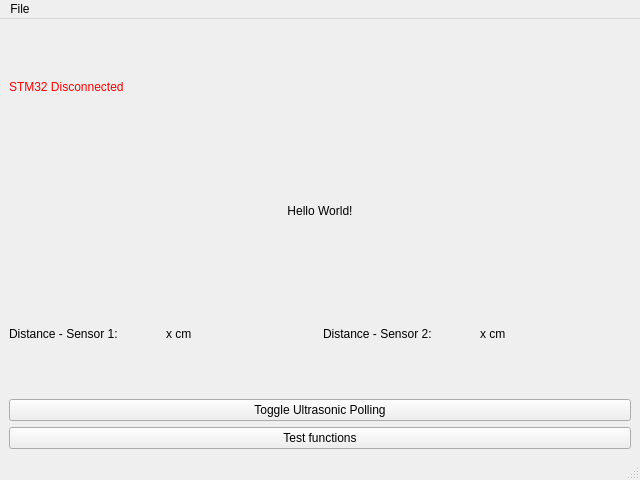
Old version of the form mainwindow.ui in the repository LeedsRaspJam/Cryptoid-Python.
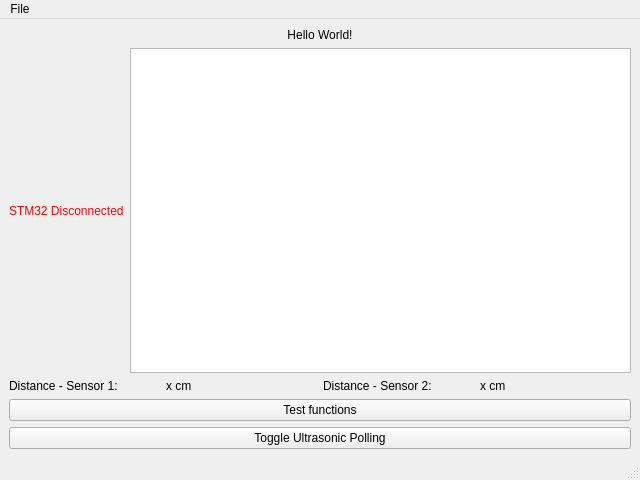
New version of the form.

What changed in the file:
```diff
--- a/mainwindow.ui
+++ b/mainwindow.ui
@@ -15,20 +15,6 @@
   </property>
   <widget class="QWidget" name="centralwidget">
    <layout class="QVBoxLayout" name="verticalLayout">
-    <item>
-     <layout class="QHBoxLayout" name="horizontalLayout">
-      <item>
-       <widget class="QLabel" name="stm32Connected">
-        <property name="styleSheet">
-         <string notr="true">color:#FF0000</string>
-        </property>
-        <property name="text">
-         <string>STM32 Disconnected</string>
-        </property>
-       </widget>
-      </item>
-     </layout>
-    </item>
     <item>
      <widget class="QLabel" name="mwLabel">
       <property name="text">
@@ -39,6 +25,26 @@
       </property>
      </widget>
     </item>
+    <item>
+     <layout class="QHBoxLayout" name="horizontalLayout">
+      <item>
+       <layout class="QHBoxLayout" name="horizontalLayout_2"/>
+      </item>
+      <item>
+       <widget class="QLabel" name="stm32Connected">
+        <property name="styleSheet">
+         <string notr="true">color:#FF0000</string>
+        </property>
+        <property name="text">
+         <string>STM32 Disconnected</string>
+        </property>
+       </widget>
+      </item>
+      <item>
+       <widget class="QTextBrowser" name="logTb"/>
+      </item>
+     </layout>
+    </item>
     <item>
      <layout class="QHBoxLayout" name="ultrasonicLayout1">
       <item>
@@ -74,18 +80,18 @@
     <item>
      <layout class="QHBoxLayout" name="ultrasonicLayout2">
       <item>
-       <widget class="QPushButton" name="enableUltrasonicPoll">
+       <widget class="QPushButton" name="doAThing">
         <property name="text">
-         <string>Toggle Ultrasonic Polling</string>
+         <string>Test functions</string>
         </property>
        </widget>
       </item>
      </layout>
     </item>
     <item>
-     <widget class="QPushButton" name="doAThing">
+     <widget class="QPushButton" name="enableUltrasonicPoll">
       <property name="text">
-       <string>Test functions</string>
+       <string>Toggle Ultrasonic Polling</string>
       </property>
      </widget>
     </item>
```
Left out of the diff: 2 changed lines with no effect on the pictures.
